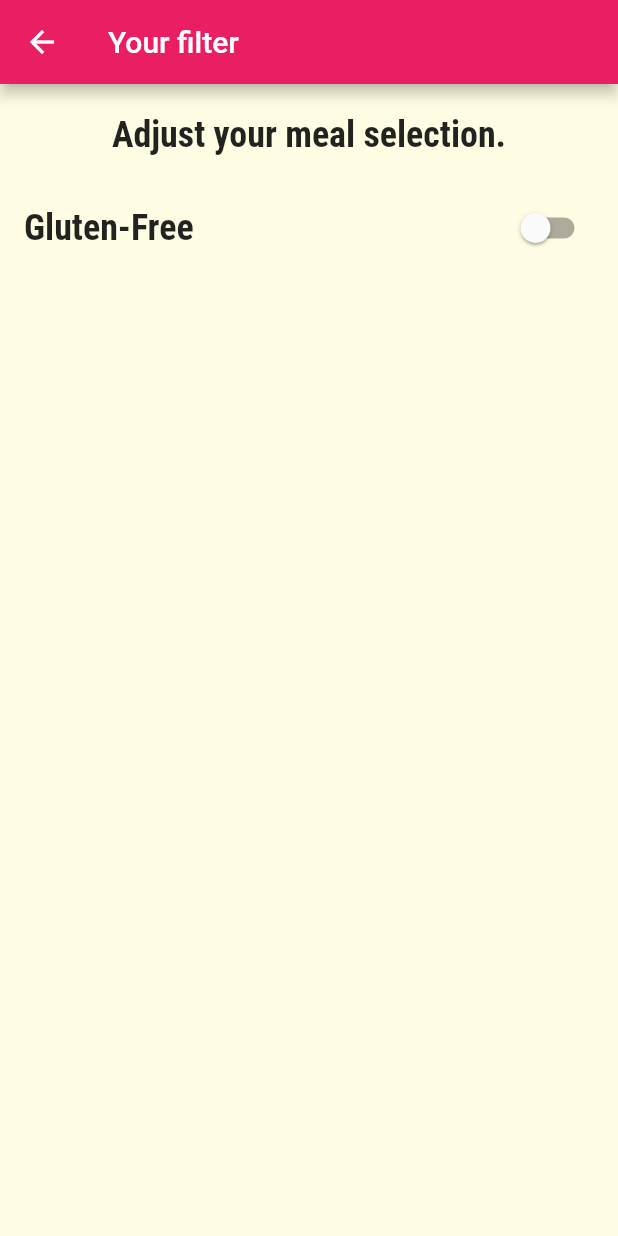
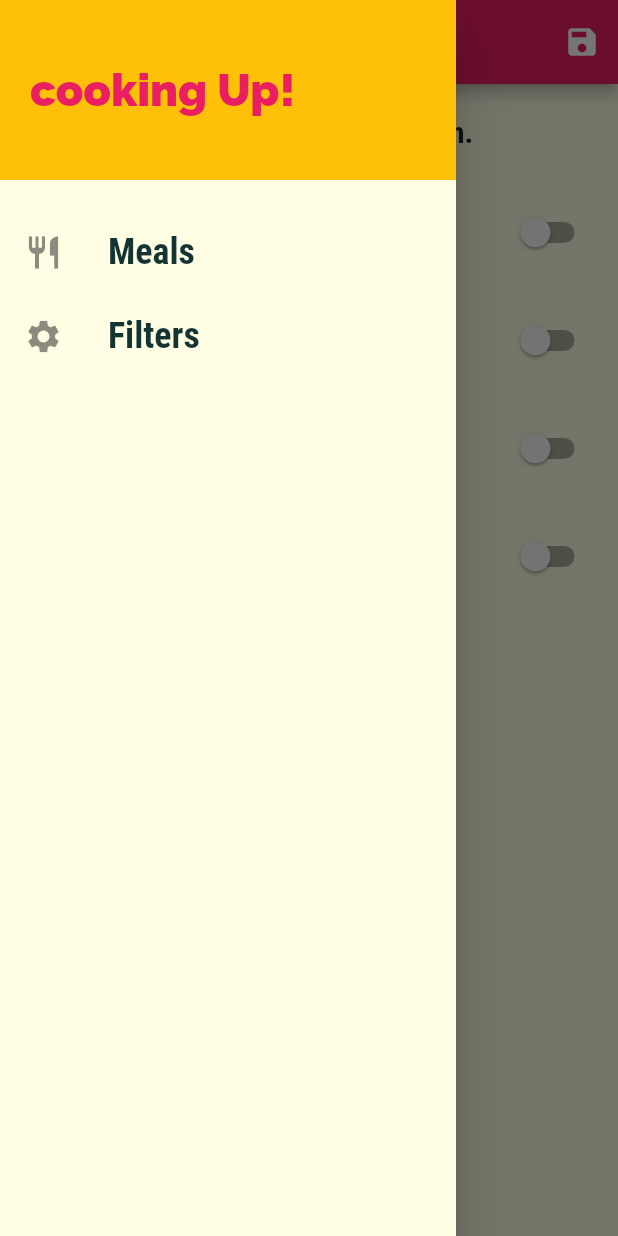
Before and after one commit to ThomasWongHKG/meal_app, a Flutter app: the FiltersScreen screen opened by its route, with the side drawer open (before the commit the screen has no drawer), on a phone screen of 412 x 824 dp. Run offline on Flutter 3.47's test engine with Material 2 defaults, Android fonts, the phone set to English and light mode, and no system bars.

```diff
--- a/lib/main.dart
+++ b/lib/main.dart
@@ -1,57 +1,98 @@
 import 'package:flutter/material.dart';
+import 'package:meal_app/dummy_data.dart';
+import 'package:meal_app/models/meal.dart';
+
+import './screens/tabs_screen.dart';
+import './screens/meal_detail_screen.dart';
+import './screens/category_meals_screen.dart';
+import './screens/filters_screen.dart';
 import './screens/categories_screen.dart';
-import './screens/category_meals_screen.dart';
-import './screens/meal_detail_screen.dart';
-import './screens/favorite_screen.dart';
-import './screens/tabs_screen.dart';
-import 'screens/filter_screen.dart';
 
-void main() => runApp(MealApp());
+void main() => runApp(const MyApp());
 
-class MealApp extends StatelessWidget {
+class MyApp extends StatefulWidget {
+  const MyApp({super.key});
+
   @override
-  Widget build(BuildContext ctx) {
+  State<MyApp> createState() => _MyAppState();
+}
+
+class _MyAppState extends State<MyApp> {
+
+  Map<String, bool> _filters = {
+    'gluten': false,
+    'lactose': false,
+    'vegan': false,
+    'vegetarian': false,
+  };
+
+  List<Meal> _availableMeals = DUMMY_MEALS;
+
+  void _setFilters(Map<String, bool> filterData) {
+    setState(() {
+      _filters = filterData;
+
+      _availableMeals = DUMMY_MEALS.where((meal) {
+        if(_filters['gluten']! && !meal.isGlutenFree) {
+          return false;
+        }
+        if(_filters['lactose']! && !meal.isLactoseFree) {
+          return false;
+        }
+        if(_filters['vegan']! && !meal.isVegan) {
+          return false;
+        }
+        if(_filters['vegetarian']! && !meal.isVegetarian) {
+          return false;
+        }
+        return true;
+      }).toList();
+    });
+  }
+
+
+  @override
+  Widget build(BuildContext context) {
     return MaterialApp(
       title: 'DeliMeals',
       theme: ThemeData(
         primarySwatch: Colors.pink,
         accentColor: Colors.amber,
-        canvasColor: Color.fromRGBO(255, 254, 229, 1),
+        canvasColor: const Color.fromRGBO(255, 254, 229, 1),
         fontFamily: 'Raleway',
         textTheme: ThemeData.light().textTheme.copyWith(
-              bodySmall: TextStyle(
-                color: Color.fromRGBO(20, 51, 51, 1),
-              ),
-              bodyMedium: TextStyle(
-                color: Color.fromRGBO(20, 51, 51, 1),
-              ),
-              titleMedium: TextStyle(
-                  fontSize: 24,
-                  fontFamily: 'RobotoCondensed',
-                  fontWeight: FontWeight.bold),
+            bodyText1: const TextStyle(
+              color: Color.fromRGBO(20, 51, 51, 1),
             ),
+            bodyText2: const TextStyle(
+              color: Color.fromRGBO(20, 51, 51, 1),
+            ),
+            subtitle1: const TextStyle(
+              fontSize: 20,
+              fontFamily: 'RobotoCondensed',
+              fontWeight: FontWeight.bold,
+            )),
       ),
       // home: CategoriesScreen(),
-      initialRoute: '/',
+      initialRoute: '/', // default is '/'
       routes: {
         '/': (ctx) => TabsScreen(),
-        CategoryMealsScreen.routeName: (ctx) => CategoryMealsScreen(),
+        CategoryMealsScreen.routeName: (ctx) => CategoryMealsScreen(_availableMeals),
         MealDetailScreen.routeName: (ctx) => MealDetailScreen(),
-        FiltersScreen.routeName: (ctx) => FiltersScreen(),
+        FiltersScreen.routeName: (ctx) => FiltersScreen(_filters, _setFilters),
       },
       onGenerateRoute: (settings) {
-        print(settings.arguments);
+        // print(settings.arguments);
         // if (settings.name == '/meal-detail') {
         //   return ...;
-        // } else {
-        // return MaterialPageRoute(
-        //   builder: (ctx) => CategoriesScreen(),
-        // );
+        // } else if (settings.name == '/something-else') {
+        //   return ...;
         // }
+        // return MaterialPageRoute(builder: (ctx) => CategoriesScreen(),);
       },
       onUnknownRoute: (settings) {
         return MaterialPageRoute(
-          builder: (ctx) => CategoriesScreen(),
+          builder: (ctx) => const CategoriesScreen(),
         );
       },
     );
--- a/lib/models/meal.dart
+++ b/lib/models/meal.dart
@@ -1,4 +1,3 @@
-import 'package:flutter/foundation.dart';
 
 enum Complexity {
   Simple,
--- a/lib/screens/filter_screen.dart
+++ /dev/null
@@ -1,51 +0,0 @@
-import 'package:flutter/material.dart';
-import 'package:meal_app/widgets/main_drawer.dart';
-
-class FiltersScreen extends StatefulWidget {
-  static const routeName = '/filters';
-
-  const FiltersScreen({super.key});
-
-  @override
-  State<FiltersScreen> createState() => _FiltersScreenState();
-}
-
-class _FiltersScreenState extends State<FiltersScreen> {
-  var _glutenFree = false;
-  var _vegetarian = false;
-  var _vegan = false;
-  var _LactoseFree = false;
-
-  @override
-  Widget build(BuildContext context) {
-    return Scaffold(
-      appBar: AppBar(title: Text('Your filter')),
-      // drawer: MainDrawer(),
-      body: Column(
-        children: <Widget>[
-          Container(
-            padding: EdgeInsets.all(20),
-            child: Text(
-              'Adjust your meal selection.',
-              style: Theme.of(context).textTheme.titleMedium,
-            ),
-          ),
-          Expanded(
-            child: ListView(
-              children: <Widget>[
-                SwitchListTile(
-                    title: Text('Gluten-Free'),
-                    value: _glutenFree,
-                    onChanged: (newValue) {
-                      setState(() {
-                        _glutenFree = newValue;
-                      });
-                    }),
-              ],
-            ),
-          ),
-        ],
-      ),
-    );
-  }
-}
--- /dev/null
+++ b/lib/screens/filters_screen.dart
@@ -0,0 +1,125 @@
+import 'package:flutter/material.dart';
+import 'package:meal_app/widgets/main_drawer.dart';
+
+class FiltersScreen extends StatefulWidget {
+  static const routeName = '/filters';
+
+  final Map<String, bool> curretnFilters;
+  final Function saveFilters;
+
+  const FiltersScreen(this.curretnFilters, this.saveFilters, {super.key});
+
+  @override
+  State<FiltersScreen> createState() => _FiltersScreenState();
+}
+
+class _FiltersScreenState extends State<FiltersScreen> {
+  bool _glutenFree = false;
+  bool _vegetarian = false;
+  bool _vegan = false;
+  bool _lactoseFree = false;
+
+  @override
+  void initState() {
+    // TODO: implement initState
+    _glutenFree = widget.curretnFilters['gluten']!;
+    _lactoseFree = widget.curretnFilters['lactose']!;
+    _vegetarian = widget.curretnFilters['vegetarian']!;
+    _vegan = widget.curretnFilters['vegan']!;
+
+    super.initState();
+  }
+
+  Widget _buildSwitchListTitle(
+      String title, String description, bool currentValue, updateValue) {
+    return SwitchListTile(
+      title: Text(title),
+      value: currentValue,
+      subtitle: Text(
+        description,
+      ),
+      onChanged: updateValue,
+    );
+  }
+
+  @override
+  Widget build(BuildContext context) {
+    return Scaffold(
+      appBar: AppBar(
+        title: Text('Your filter'),
+        actions: [
+          IconButton(
+            icon: Icon(Icons.save),
+            onPressed: (){
+              final selectedFilters = {
+                'gluten': _glutenFree,
+                'lactose': _lactoseFree,
+                'vegan': _vegan,
+                'vegetarian': _vegetarian,
+              };
+              widget.saveFilters(selectedFilters);
+              }),
+          ],
+
+      ),
+      drawer: MainDrawer(),
+      body: Column(
+        children: <Widget>[
+          Container(
+            padding: EdgeInsets.all(20),
+            child: Text(
+              'Adjust your meal selection.',
+              style: Theme.of(context).textTheme.titleMedium,
+            ),
+          ),
+          Expanded(
+            child: ListView(
+              children: <Widget>[
+                _buildSwitchListTitle(
+                  'Gluten-Free',
+                  'Only include gluten-free meals',
+                  _glutenFree,
+                  (newValue) {
+                    setState(() {
+                      _glutenFree = newValue;
+                    });
+                  },
+                ),
+                _buildSwitchListTitle(
+                  'Lactose-Free',
+                  'Only include lactose-free meals',
+                  _lactoseFree,
+                  (newValue) {
+                    setState(() {
+                      _lactoseFree = newValue;
+                    });
+                  },
+                ),
+                _buildSwitchListTitle(
+                  'Vegen',
+                  'Only include vegan meals',
+                  _vegan,
+                  (newValue) {
+                    setState(() {
+                      _vegan = newValue;
+                    });
+                  },
+                ),
+                _buildSwitchListTitle(
+                  'Vegetarian',
+                  'Only include vegetarian meals',
+                  _vegetarian,
+                  (newValue) {
+                    setState(() {
+                      _vegetarian = newValue;
+                    });
+                  },
+                ),
+              ],
+            ),
+          ),
+        ],
+      ),
+    );
+  }
+}
--- a/lib/screens/meal_detail_screen.dart
+++ b/lib/screens/meal_detail_screen.dart
@@ -3,6 +3,8 @@ import '../dummy_data.dart';
 
 class MealDetailScreen extends StatelessWidget {
   static const routeName = '/meal-detail';
+
+  const MealDetailScreen({super.key});
 
   Widget buildSectionTitle(BuildContext context, String title) {
     return Container(
--- a/lib/screens/tabs_screen.dart
+++ b/lib/screens/tabs_screen.dart
@@ -35,9 +35,7 @@ class _TabsScreenState extends State<TabsScreen> {
       child: Scaffold(
         appBar:
             AppBar(title: Text(_pages[_selectedPageIndex]['title'] as String)),
-        drawer: Drawer(
-          child: MainDrawer(),
-        ),
+        drawer: MainDrawer(),
         body: _pages[_selectedPageIndex]['page'] as Widget,
         bottomNavigationBar: BottomNavigationBar(
           onTap: _selectPage,
--- a/lib/widgets/main_drawer.dart
+++ b/lib/widgets/main_drawer.dart
@@ -1,5 +1,5 @@
 import 'package:flutter/material.dart';
-import 'package:meal_app/screens/filter_screen.dart';
+import '../screens/filters_screen.dart';
 
 class MainDrawer extends StatelessWidget {
   const MainDrawer({super.key});
@@ -18,7 +18,7 @@ class MainDrawer extends StatelessWidget {
           fontWeight: FontWeight.bold,
         ),
       ),
-      onTap: tapHandler(),
+      onTap: () => tapHandler(),
     );
   }
 
@@ -43,22 +43,10 @@ class MainDrawer extends StatelessWidget {
         SizedBox(
           height: 20,
         ),
-        buildListTile(
-          'Meals',
-          Icons.restaurant,
-          () {
-            Navigator.of(context).pushReplacementNamed('/');
-          },
-        ),
-        buildListTile(
-          'Filter',
-          Icons.settings,
-          () {
-            print('le(Filters, Icons.set');
-
-            Navigator.of(context).pushReplacementNamed(FiltersScreen.routeName);
-          },
-        ),
+        buildListTile('Meals', Icons.restaurant,
+            () => Navigator.of(context).pushReplacementNamed('/')),
+        buildListTile('Filters', Icons.settings,
+            () => Navigator.of(context).pushNamed(FiltersScreen.routeName)),
       ]),
     );
   }
```
Also changed, not shown: lib/screens/category_meals_screen.dart (+6 -3 lines), lib/widgets/meal_item.dart (+2 -5 lines), pubspec.lock.
